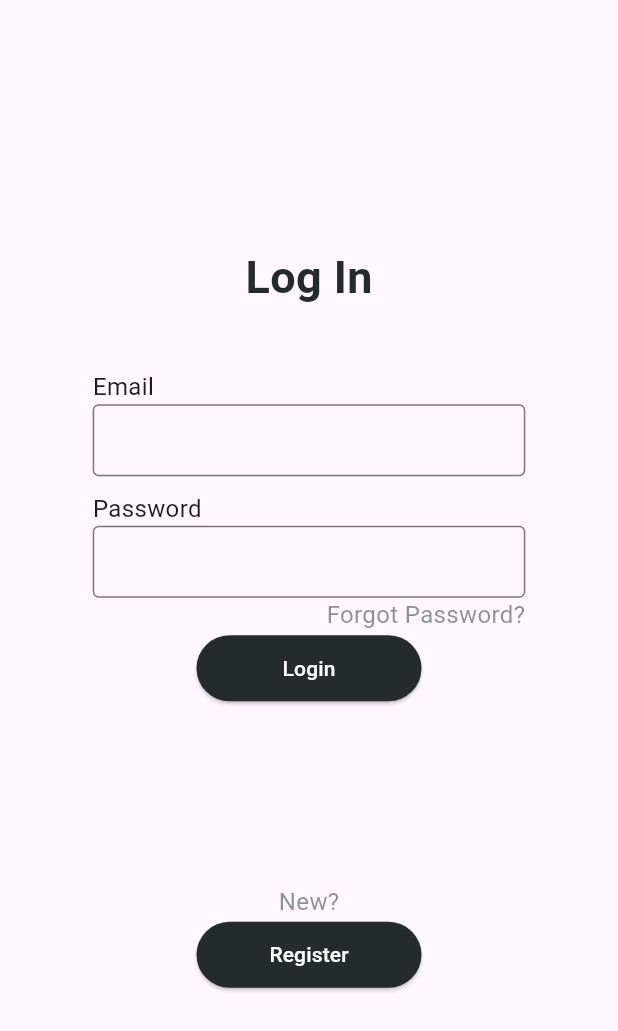
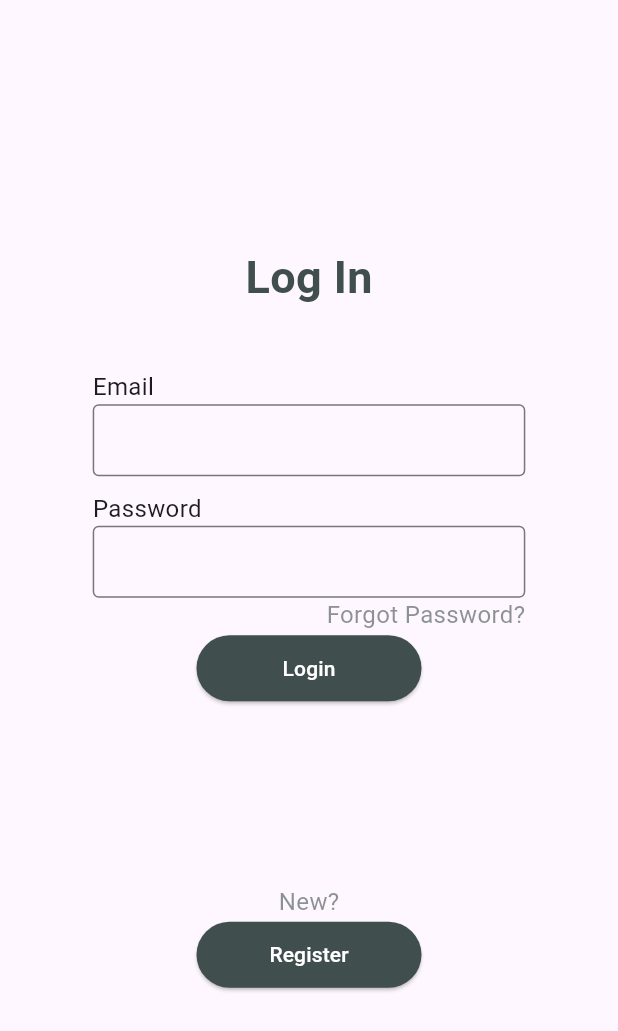
Before and after one commit to SamPrecious/raffl, a Flutter app: the screen it shows after launch, on a phone screen of 412 x 824 dp. Shown: the top 1031 px of the screen. Run offline on Flutter 3.47's test engine with Material 3 defaults, Android fonts, the phone set to English and light mode, and no system bars; our stand-ins replace auto_route, cloud_firestore, email_validator, firebase_auth, firebase_core, firebase_storage and 2 more; missing offline and left inert: algolia, textfield_tags; accounts and stored records are empty.

Commit message:
Tweaked colours

```diff
--- a/lib/styles/colors.dart
+++ b/lib/styles/colors.dart
@@ -8,7 +8,8 @@ Color primaryColor = const Color(0xFFFFFFFF); //White
 //TODO Reconsider 'gunmetal' color. Looks very nice on computer, but looks more green and just bad on mobile
 //3E4545
 //0xFF404E4D
-Color secondaryColor = const Color(0xFF252B2B); //Gunmetal
+//0xFF252B2B <-Nicer but not correct color, too dark
+Color secondaryColor = const Color(0xFF404E4D); //Gunmetal
 Color secondaryColorFaded = const Color(0x99404E4D); //Faded Gunmetal - Using 99 instead of FF is approx 60% opacity
 Color tertiaryColor = Color(0x23B5D3); //Blue
 Color errorColor = Color(0xF71735); //Red
```
Also changed, not shown: lib/widgets/listing_result_widget.dart (+5 -2 lines).
